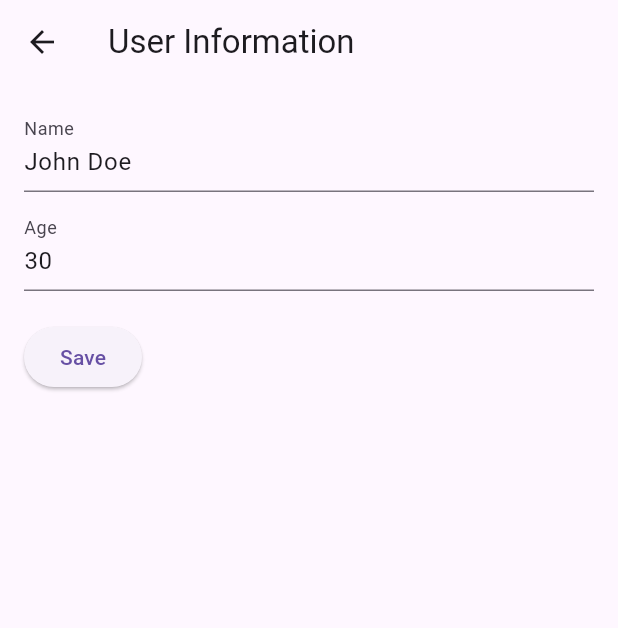
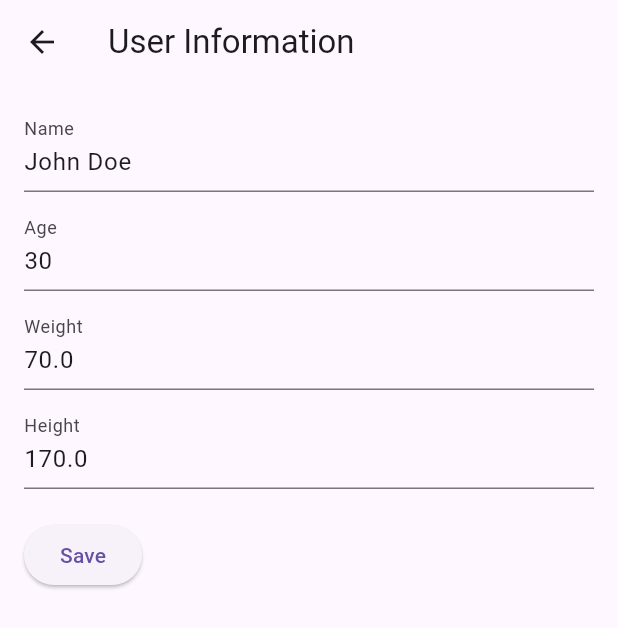
Before and after one commit to YunusS03/sport_tracker, a Flutter app: the screen it shows after launch, after a tap on the "settings" icon, on a phone screen of 412 x 824 dp. Shown: the top 628 px of the screen. Run offline on Flutter 3.47's test engine with Material 3 defaults, Android fonts, the phone set to English and light mode, and no system bars; our stand-ins replace sqflite, syncfusion_flutter_charts; accounts and stored records are empty.

Commit message:
calories based on user information.

```diff
--- a/lib/models/user.dart
+++ b/lib/models/user.dart
@@ -2,11 +2,15 @@ class User {
   final int? id;
   final String name;
   final int age;
+  final double weight; // New field
+  final double height; // New field
 
   User({
     this.id,
     required this.name,
     required this.age,
+    required this.weight,
+    required this.height,
   });
 
   Map<String, dynamic> toMap() {
@@ -14,7 +18,8 @@ class User {
       'id': id,
       'name': name,
       'age': age,
+      'weight': weight,
+      'height': height,
     };
   }
-
 }
--- a/lib/providers/activityProvider.dart
+++ b/lib/providers/activityProvider.dart
@@ -27,13 +27,14 @@ class ActivityProvider extends ChangeNotifier {
 
         // Create user table
         await db.execute(
-          'CREATE TABLE users(id INTEGER PRIMARY KEY, name TEXT, age INTEGER)',
+          'CREATE TABLE users(id INTEGER PRIMARY KEY, name TEXT, age INTEGER, weight REAL, height REAL)',
         );
+
 
         // Insert a default user
         await db.insert(
           'users',
-          User(name: 'John Doe', age: 30).toMap(),
+          User(name: 'John Doe', age: 30, weight: 70.0, height: 170.0).toMap(),
           conflictAlgorithm: ConflictAlgorithm.replace,
         );
       },
@@ -48,15 +49,18 @@ class ActivityProvider extends ChangeNotifier {
         id: maps[0]['id'],
         name: maps[0]['name'],
         age: maps[0]['age'],
+        weight: maps[0]['weight'],
+        height: maps[0]['height'],
       );
     } else {
       // If no user found, initialize with default values
-      _user = User(id: null, name: '', age: 0);
+      _user = User(id: null, name: 'default user', age: 24, weight: 70, height: 172);
     }
 
     print('Loaded user from the database');
     notifyListeners(); // Notify listeners after loading user
   }
+
 
   Future<void> setUser(User user) async {
     final existingUser = await _database.query('users');
@@ -66,6 +70,8 @@ class ActivityProvider extends ChangeNotifier {
         {
           'name': user.name,
           'age': user.age,
+          'weight': user.weight,
+          'height': user.height,
         },
         where: 'id = ?',
         whereArgs: [existingUser[0]['id']],
--- a/lib/screens/add_activity_screen.dart
+++ b/lib/screens/add_activity_screen.dart
@@ -3,6 +3,7 @@ import 'package:intl/intl.dart';
 import 'package:provider/provider.dart';
 
 import '../models/activity.dart';
+import '../models/user.dart';
 import '../providers/activityProvider.dart';
 
 class AddActivityScreen extends StatefulWidget {
@@ -279,9 +280,13 @@ class _AddActivityScreenState extends State<AddActivityScreen> {
     Navigator.pop(context); // Go back to HomeScreen
   }
 
+
   double calculateCalories(Activity activity) {
+    // Retrieve the user object from the ActivityProvider
+    User? user = Provider.of<ActivityProvider>(context, listen: false).getUser();
+
     // Constants
-    const double weightKg = 70; // Example weight in kilograms
+    double weightKg = user?.weight ?? 70; // Use user's weight or default value
     const double caloriesPerKgPerHour = 1.05; // Example value for calories burned per kg per hour
 
     // Convert intensity to MET value
@@ -315,6 +320,7 @@ class _AddActivityScreenState extends State<AddActivityScreen> {
 
     return calories;
   }
+
 
 
   // Function to build duration button
--- a/lib/screens/user_information_screen.dart
+++ b/lib/screens/user_information_screen.dart
@@ -12,21 +12,25 @@ class UserInformationScreen extends StatefulWidget {
 class _UserInformationScreenState extends State<UserInformationScreen> {
   late TextEditingController _nameController;
   late TextEditingController _ageController;
+  late TextEditingController _weightController;
+  late TextEditingController _heightController;
 
   @override
   void initState() {
     super.initState();
-    // Initialize text controllers with user information
     User? user = Provider.of<ActivityProvider>(context, listen: false).getUser();
     _nameController = TextEditingController(text: user?.name ?? '');
     _ageController = TextEditingController(text: user?.age.toString() ?? '');
+    _weightController = TextEditingController(text: user?.weight.toString() ?? '');
+    _heightController = TextEditingController(text: user?.height.toString() ?? '');
   }
 
   @override
   void dispose() {
-    // Dispose text controllers
     _nameController.dispose();
     _ageController.dispose();
+    _weightController.dispose();
+    _heightController.dispose();
     super.dispose();
   }
 
@@ -50,24 +54,29 @@ class _UserInformationScreenState extends State<UserInformationScreen> {
               controller: _ageController,
               decoration: InputDecoration(labelText: 'Age'),
             ),
+            SizedBox(height: 10.0),
+            TextField(
+              controller: _weightController,
+              decoration: InputDecoration(labelText: 'Weight'),
+            ),
+            SizedBox(height: 10.0),
+            TextField(
+              controller: _heightController,
+              decoration: InputDecoration(labelText: 'Height'),
+            ),
             SizedBox(height: 20.0),
             ElevatedButton(
               onPressed: () {
-                // Save updated user information
                 String name = _nameController.text;
                 int age = int.tryParse(_ageController.text) ?? 0;
-                User updatedUser = User(name: name, age: age);
+                double weight = double.tryParse(_weightController.text) ?? 0.0;
+                double height = double.tryParse(_heightController.text) ?? 0.0;
+                User updatedUser = User(name: name, age: age, weight: weight, height: height);
                 Provider.of<ActivityProvider>(context, listen: false).setUser(updatedUser);
-
-                // Print message to console
-                print('User information saved: $updatedUser');
-
-                // Return to the previous page
                 Navigator.pop(context);
               },
               child: Text('Save'),
             ),
-
           ],
         ),
       ),
```
